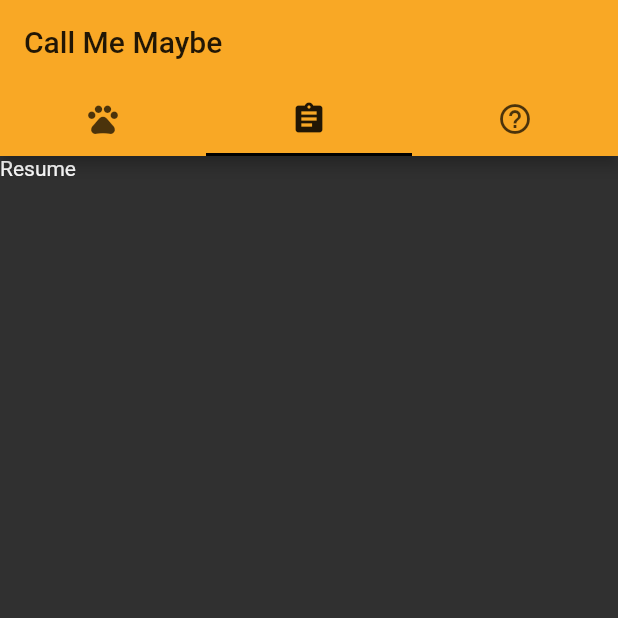
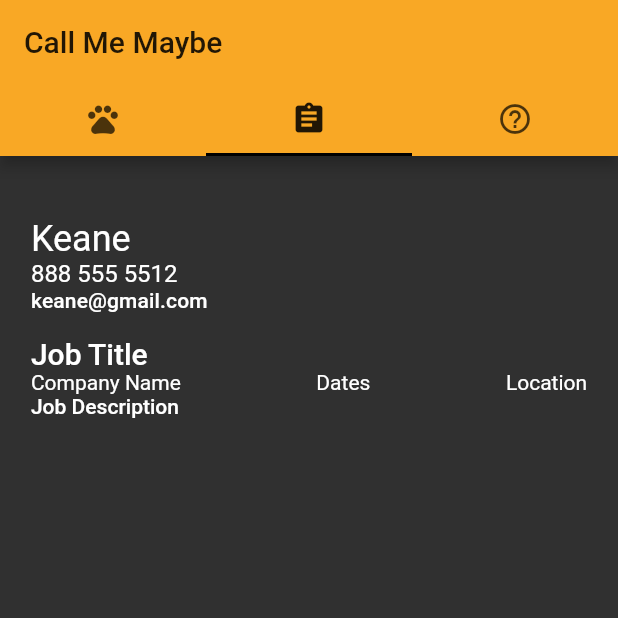
Before and after one commit to AprilCastaneda/call_me_maybe, a Flutter app: the screen it shows after launch, tab 2 chosen, on a phone screen of 412 x 824 dp, the top half of it. Run offline on Flutter 3.47's test engine with Material 2 defaults, Android fonts, the light colour scheme and no system bars; our stand-ins replace url_launcher_web; Roboto replaces fonts that are missing (Georgia, Verdana).

Commit message:
Prototype for Resume page

```diff
--- a/lib/app.dart
+++ b/lib/app.dart
@@ -39,7 +39,7 @@ class MainTabController extends StatelessWidget {
         brightness: Brightness.dark,
         primaryColor: Colors.yellow[800],
         accentColor: Colors.blue,
-        fontFamily: 'Georgia',
+        fontFamily: 'Verdana',
       ),
       home: DefaultTabController(
         length: tabs.length,
--- a/lib/screens/resume_screen.dart
+++ b/lib/screens/resume_screen.dart
@@ -1,10 +1,45 @@
 import 'package:flutter/material.dart';
 
 class ResumeScreen extends StatelessWidget {
+  double paddingHorizontal(BuildContext context) =>
+      MediaQuery.of(context).size.width * .05;
+
+  double paddingVertical(BuildContext context) =>
+      MediaQuery.of(context).size.height * .05;
+
   @override
   Widget build(BuildContext context) {
-    return Container(
-      child: Text('Resume'),
+    return SingleChildScrollView(
+      child: Padding(
+        padding: EdgeInsets.symmetric(
+            horizontal: paddingHorizontal(context),
+            vertical: paddingVertical(context)),
+        child: Column(children: [
+          Row(children: [
+            Text('Keane', style: Theme.of(context).textTheme.headline5)
+          ]),
+          Row(children: [
+            Text('888 555 5512', style: Theme.of(context).textTheme.subtitle1)
+          ]),
+          Row(children: [
+            Text('keane@gmail.com',
+                style: Theme.of(context).textTheme.subtitle2)
+          ]),
+          Row(children: [Text('')]),
+          Row(children: [
+            Text('Job Title', style: Theme.of(context).textTheme.headline6)
+          ]),
+          Row(mainAxisAlignment: MainAxisAlignment.spaceBetween, children: [
+            Text('Company Name', style: Theme.of(context).textTheme.bodyText2),
+            Text('Dates', style: Theme.of(context).textTheme.bodyText2),
+            Text('Location', style: Theme.of(context).textTheme.bodyText2)
+          ]),
+          Row(children: [
+            Text('Job Description',
+                style: Theme.of(context).textTheme.bodyText1)
+          ]),
+        ]),
+      ),
     );
   }
 }
```
